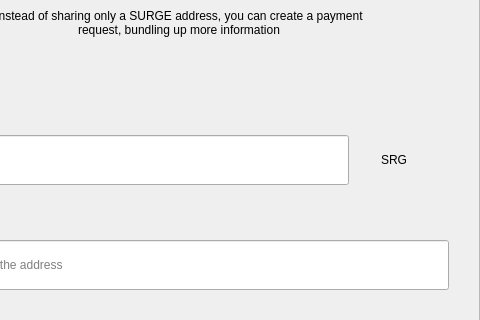
HunterCanimun/surgeofficial-surge-coin, file src/qt/surge/forms/requestdialog.ui: the form before one commit; both pictures show x 122 to 602 and y 123 to 443 of the 602 by 607 pixel window.
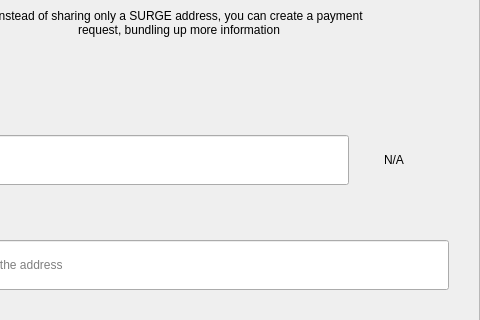
The form after the commit.

```diff
--- a/src/qt/surge/forms/requestdialog.ui
+++ b/src/qt/surge/forms/requestdialog.ui
@@ -327,7 +327,7 @@
                    <item>
                     <widget class="QLabel" name="comboBoxCoin">
                      <property name="text">
-                      <string>SRG</string>
+                      <string notr="true">N/A</string>
                      </property>
                      <property name="alignment">
                       <set>Qt::AlignCenter</set>
```
Left out of the diff: 4 changed lines with no effect on the pictures.
